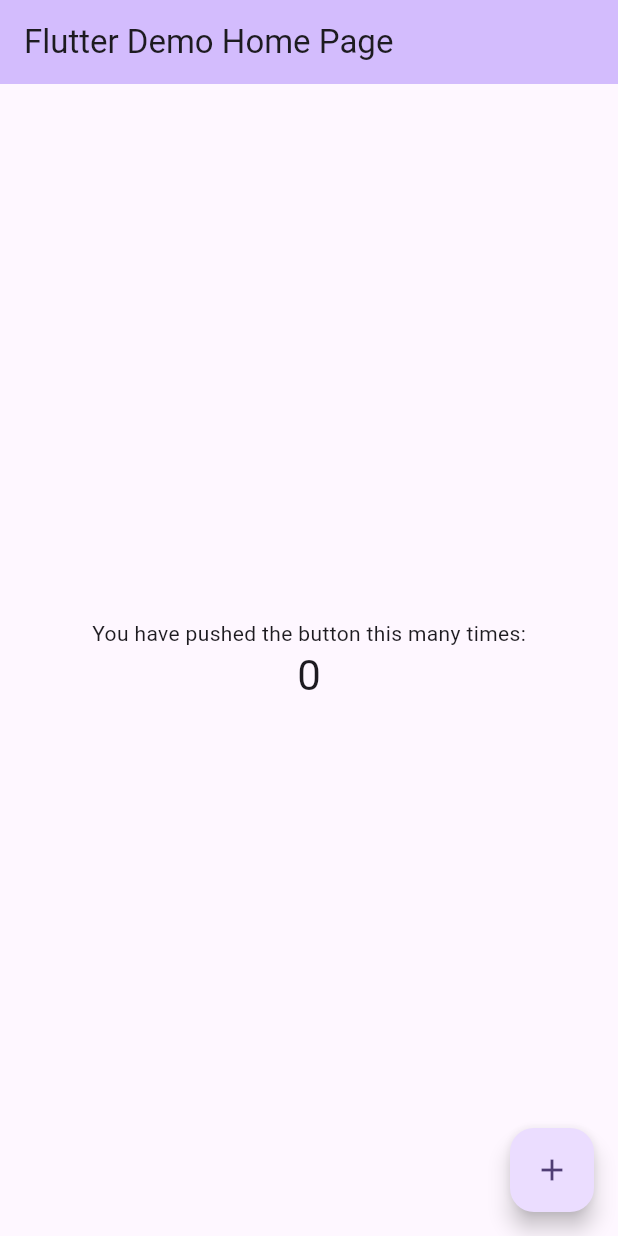
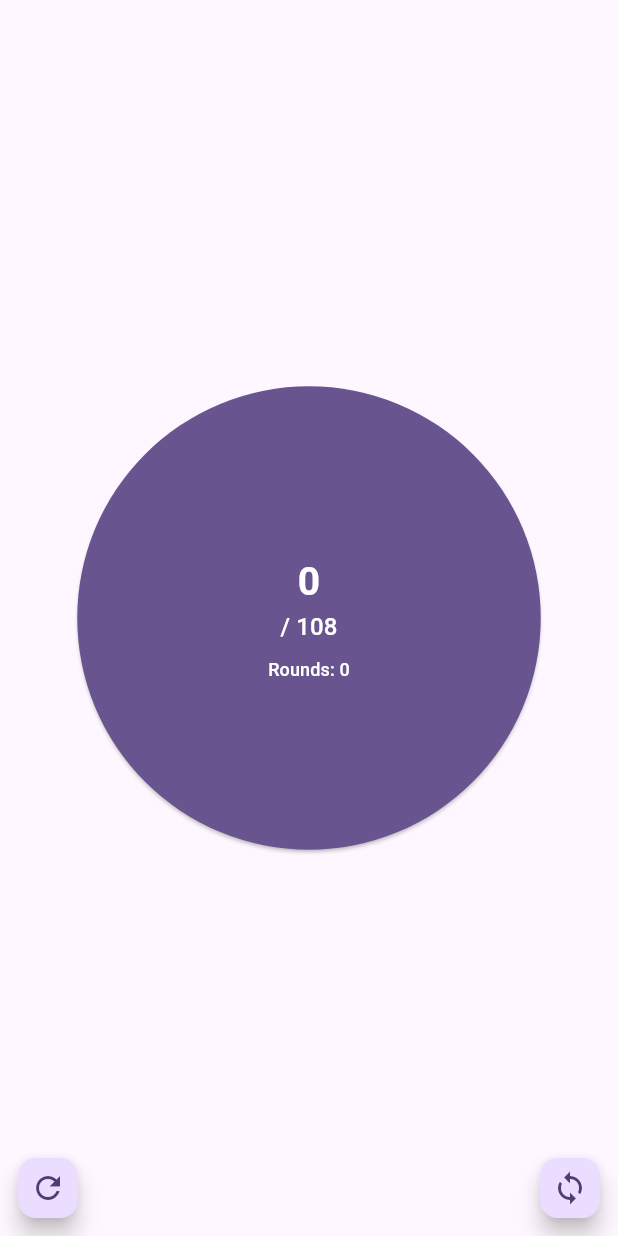
Before and after one commit to aungkyawphyoe/meditation, a Flutter app: the screen it shows after launch, on a phone screen of 412 x 824 dp. Run offline on Flutter 3.47's test engine with Material 3 defaults, Android fonts, the phone set to English and light mode, and no system bars; our stand-ins replace drift, drift_flutter, flutter_local_notifications, flutter_riverpod, shared_preferences, timezone; accounts and stored records are empty; generated files the repository leaves out were written again.

Commit message:
feat(watch): Implement watch UI

```diff
--- a/watch/lib/main.dart
+++ b/watch/lib/main.dart
@@ -1,121 +1,127 @@
 import 'package:flutter/material.dart';
 
 void main() {
-  runApp(const MyApp());
+  runApp(const MeditationWatchApp());
 }
 
-class MyApp extends StatelessWidget {
-  const MyApp({super.key});
+class MeditationWatchApp extends StatelessWidget {
+  const MeditationWatchApp({super.key});
 
-  // This widget is the root of your application.
   @override
   Widget build(BuildContext context) {
     return MaterialApp(
-      title: 'Flutter Demo',
+      title: 'Meditation Watch',
       theme: ThemeData(
-        // This is the theme of your application.
-        //
-        // TRY THIS: Try running your application with "flutter run". You'll see
-        // the application has a purple toolbar. Then, without quitting the app,
-        // try changing the seedColor in the colorScheme below to Colors.green
-        // and then invoke "hot reload" (save your changes or press the "hot
-        // reload" button in a Flutter-supported IDE, or press "r" if you used
-        // the command line to start the app).
-        //
-        // Notice that the counter didn't reset back to zero; the application
-        // state is not lost during the reload. To reset the state, use hot
-        // restart instead.
-        //
-        // This works for code too, not just values: Most code changes can be
-        // tested with just a hot reload.
-        colorScheme: .fromSeed(seedColor: Colors.deepPurple),
+        useMaterial3: true,
+        colorScheme: ColorScheme.fromSeed(seedColor: Colors.deepPurple),
       ),
-      home: const MyHomePage(title: 'Flutter Demo Home Page'),
+      home: const MeditationHomePage(),
     );
   }
 }
 
-class MyHomePage extends StatefulWidget {
-  const MyHomePage({super.key, required this.title});
-
-  // This widget is the home page of your application. It is stateful, meaning
-  // that it has a State object (defined below) that contains fields that affect
-  // how it looks.
-
-  // This class is the configuration for the state. It holds the values (in this
-  // case the title) provided by the parent (in this case the App widget) and
-  // used by the build method of the State. Fields in a Widget subclass are
-  // always marked "final".
-
-  final String title;
+class MeditationHomePage extends StatefulWidget {
+  const MeditationHomePage({super.key});
 
   @override
-  State<MyHomePage> createState() => _MyHomePageState();
+  State<MeditationHomePage> createState() => _MeditationHomePageState();
 }
 
-class _MyHomePageState extends State<MyHomePage> {
-  int _counter = 0;
+class _MeditationHomePageState extends State<MeditationHomePage> {
+  static const int beadsPerRound = 108;
+  int _beadCount = 0;
+  int _roundCount = 0;
 
-  void _incrementCounter() {
+  void _incrementBead() {
     setState(() {
-      // This call to setState tells the Flutter framework that something has
-      // changed in this State, which causes it to rerun the build method below
-      // so that the display can reflect the updated values. If we changed
-      // _counter without calling setState(), then the build method would not be
-      // called again, and so nothing would appear to happen.
-      _counter++;
+      _beadCount++;
+      if (_beadCount >= beadsPerRound) {
+        _beadCount = 0;
+        _roundCount++;
+      }
     });
+  }
+
+  void _reset() {
+    setState(() {
+      _beadCount = 0;
+      _roundCount = 0;
+    });
+  }
+
+  void _syncWithMobile() {
+    if (!mounted) return;
+    ScaffoldMessenger.of(context).showSnackBar(
+      SnackBar(
+        content: Text('Syncing beads: $_beadCount, rounds: $_roundCount'),
+        duration: const Duration(seconds: 2),
+      ),
+    );
   }
 
   @override
   Widget build(BuildContext context) {
-    // This method is rerun every time setState is called, for instance as done
-    // by the _incrementCounter method above.
-    //
-    // The Flutter framework has been optimized to make rerunning build methods
-    // fast, so that you can just rebuild anything that needs updating rather
-    // than having to individually change instances of widgets.
+    final colorScheme = Theme.of(context).colorScheme;
+    final size = MediaQuery.of(context).size.shortestSide;
+
     return Scaffold(
-      appBar: AppBar(
-        // TRY THIS: Try changing the color here to a specific color (to
-        // Colors.amber, perhaps?) and trigger a hot reload to see the AppBar
-        // change color while the other colors stay the same.
-        backgroundColor: Theme.of(context).colorScheme.inversePrimary,
-        // Here we take the value from the MyHomePage object that was created by
-        // the App.build method, and use it to set our appbar title.
-        title: Text(widget.title),
+      body: Stack(
+        children: [
+          Center(
+            child: SizedBox(
+              width: size * 0.75,
+              height: size * 0.75,
+              child: ElevatedButton(
+                style: ElevatedButton.styleFrom(
+                  backgroundColor: colorScheme.primary,
+                  foregroundColor: colorScheme.onPrimary,
+                  shape: const CircleBorder(),
+                  padding: const EdgeInsets.all(16),
                 ),
-      body: Center(
-        // Center is a layout widget. It takes a single child and positions it
-        // in the middle of the parent.
+                onPressed: _incrementBead,
                 child: Column(
-          // Column is also a layout widget. It takes a list of children and
-          // arranges them vertically. By default, it sizes itself to fit its
-          // children horizontally, and tries to be as tall as its parent.
-          //
-          // Column has various properties to control how it sizes itself and
-          // how it positions its children. Here we use mainAxisAlignment to
-          // center the children vertically; the main axis here is the vertical
-          // axis because Columns are vertical (the cross axis would be
-          // horizontal).
-          //
-          // TRY THIS: Invoke "debug painting" (choose the "Toggle Debug Paint"
-          // action in the IDE, or press "p" in the console), to see the
-          // wireframe for each widget.
-          mainAxisAlignment: .center,
+                  mainAxisSize: MainAxisSize.min,
                   children: [
-            const Text('You have pushed the button this many times:'),
                     Text(
-              '$_counter',
-              style: Theme.of(context).textTheme.headlineMedium,
+                      '$_beadCount',
+                      style: const TextStyle(
+                        fontSize: 26,
+                        fontWeight: FontWeight.bold,
+                      ),
+                    ),
+                    Text(
+                      '/ $beadsPerRound',
+                      style: const TextStyle(fontSize: 16),
+                    ),
+                    const SizedBox(height: 8),
+                    Text(
+                      'Rounds: $_roundCount',
+                      style: const TextStyle(fontSize: 12),
                     ),
                   ],
                 ),
               ),
-      floatingActionButton: FloatingActionButton(
-        onPressed: _incrementCounter,
-        tooltip: 'Increment',
-        child: const Icon(Icons.add),
+            ),
+          ),
+          Positioned(
+            left: 8,
+            bottom: 8,
+            child: FloatingActionButton.small(
+              heroTag: 'reset',
+              onPressed: _reset,
+              child: const Icon(Icons.refresh),
+            ),
+          ),
+          Positioned(
+            right: 8,
+            bottom: 8,
+            child: FloatingActionButton.small(
+              heroTag: 'sync',
+              onPressed: _syncWithMobile,
+              child: const Icon(Icons.sync),
+            ),
+          ),
+        ],
       ),
     );
   }
--- a/watch/pubspec.yaml
+++ b/watch/pubspec.yaml
@@ -1,4 +1,4 @@
-name: bead counter
+name: bead_counter
 description: "A new Flutter project."
 # The following line prevents the package from being accidentally published to
 # pub.dev using `flutter pub publish`. This is preferred for private packages.
@@ -34,6 +34,7 @@ dependencies:
   # The following adds the Cupertino Icons font to your application.
   # Use with the CupertinoIcons class for iOS style icons.
   cupertino_icons: ^1.0.8
+  wear_plus:
 
 dev_dependencies:
   flutter_test:
```
Also changed, not shown: watch/pubspec.lock, 11 other files. Lines whose indentation alone changed are shown as unchanged.
